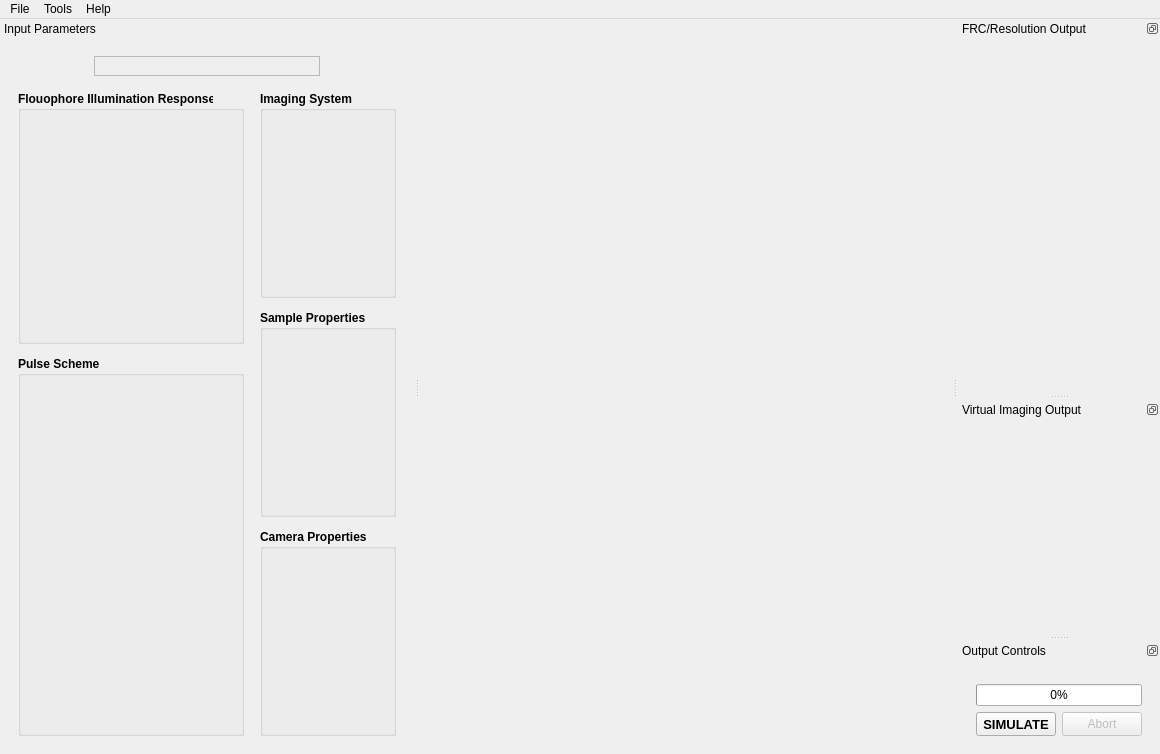
The window that frcpredict/ui/window/main_window_w.ui (Bodeeen/Resolution_prediction_software) describes before a commit, drawn with Qt 5.
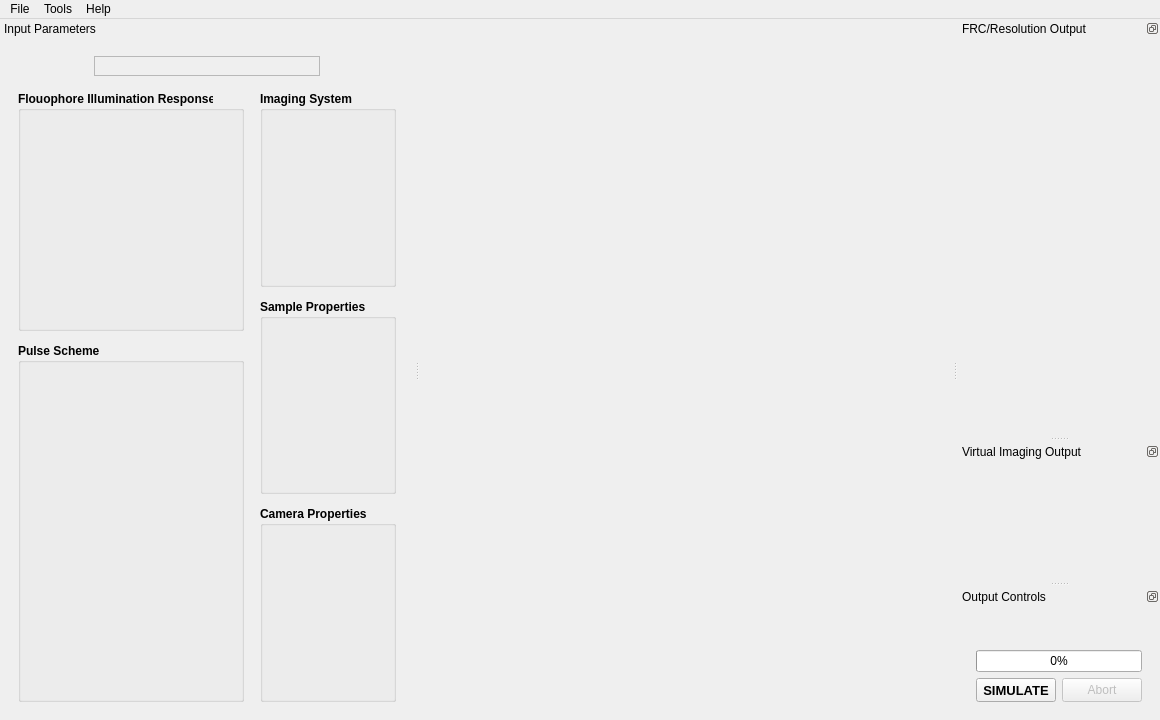
The same window after the commit. Custom widgets are drawn as their Qt base class.

Diff of the .ui file:
```diff
--- a/frcpredict/ui/window/main_window_w.ui
+++ b/frcpredict/ui/window/main_window_w.ui
@@ -88,7 +88,7 @@
        <property name="minimumSize">
         <size>
          <width>0</width>
-         <height>320</height>
+         <height>300</height>
         </size>
        </property>
       </widget>
@@ -100,7 +100,7 @@
    <property name="minimumSize">
     <size>
      <width>60</width>
-     <height>60</height>
+     <height>118</height>
     </size>
    </property>
    <property name="features">
@@ -134,7 +134,7 @@
        <property name="minimumSize">
         <size>
          <width>0</width>
-         <height>180</height>
+         <height>60</height>
         </size>
        </property>
       </widget>
```
Left out of the diff: 2 changed lines with no effect on the pictures.
